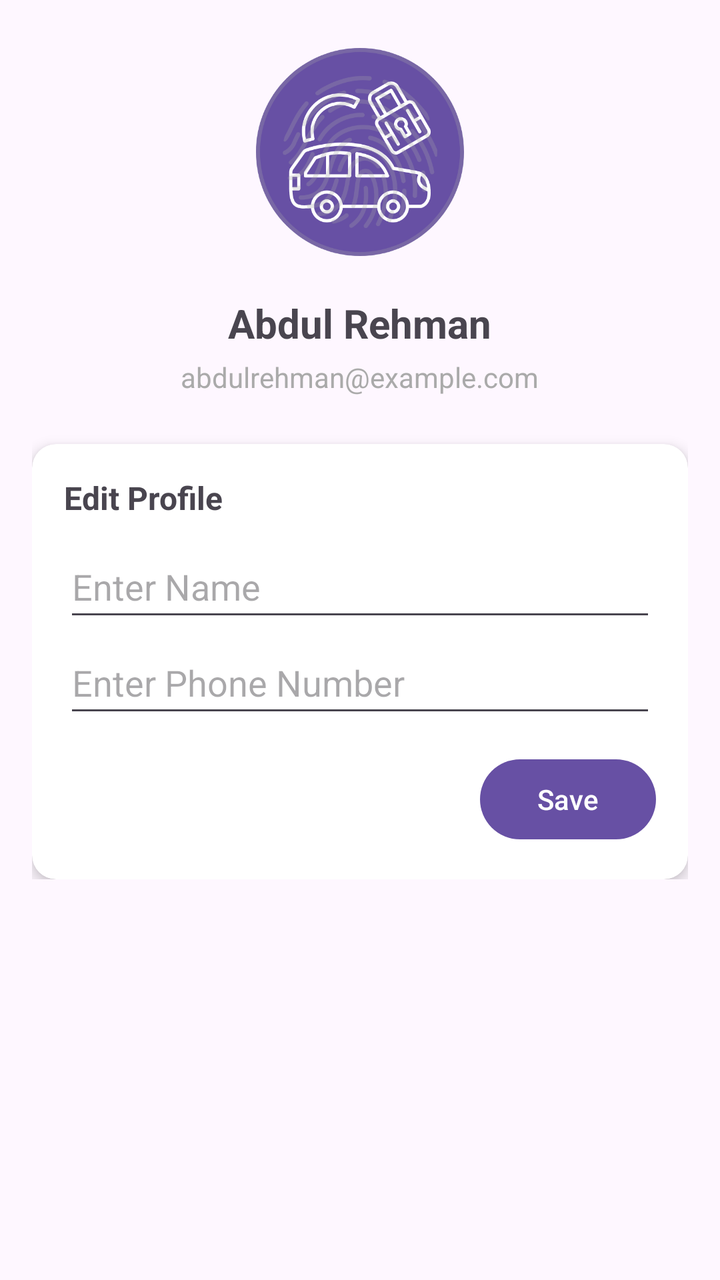
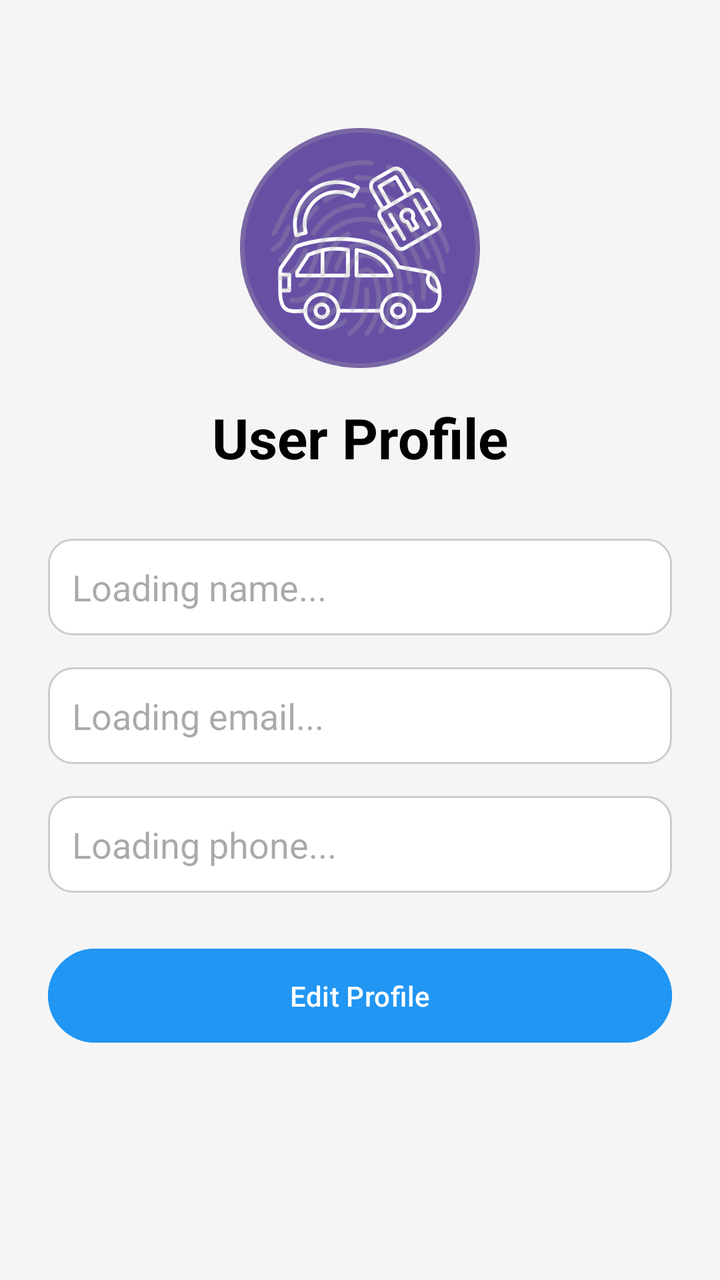

The first picture is an Android layout as it rendered before a commit; the second is the same layout after the commit. The layout source and the unified diff follow.
<!-- AndroidManifest.xml: application theme Theme.VehicleSecuritySystem -->
<!-- res/layout/activity_profile.xml -->
<?xml version="1.0" encoding="utf-8"?>
<ScrollView xmlns:android="http://schemas.android.com/apk/res/android"
    xmlns:app="http://schemas.android.com/apk/res-auto"
    android:layout_width="match_parent"
    android:layout_height="match_parent"
    android:padding="16dp">

    <LinearLayout
        android:orientation="vertical"
        android:layout_width="match_parent"
        android:layout_height="wrap_content">

        <ImageView
            android:id="@+id/ivProfilePic"
            android:layout_width="120dp"
            android:layout_height="120dp"
            android:layout_gravity="center"
            android:src="@drawable/logo"
            android:padding="8dp"
            android:contentDescription="Add a Profile Picture." />

        <TextView
            android:id="@+id/tvName"
            android:layout_width="wrap_content"
            android:layout_height="wrap_content"
            android:layout_marginTop="12dp"
            android:text="Abdul Rehman"
            android:textSize="20sp"
            android:textStyle="bold"
            android:layout_gravity="center" />

        <TextView
            android:id="@+id/tvEmail"
            android:layout_width="wrap_content"
            android:layout_height="wrap_content"
            android:text="abdulrehman@example.com"
            android:layout_marginTop="4dp"
            android:layout_gravity="center"
            android:textSize="14sp"
            android:textColor="@android:color/darker_gray" />

        <androidx.cardview.widget.CardView
            android:layout_width="match_parent"
            android:layout_height="wrap_content"
            android:layout_marginTop="24dp"
            android:padding="16dp"
            app:cardCornerRadius="12dp"
            app:cardElevation="4dp">

            <LinearLayout
                android:orientation="vertical"
                android:layout_width="match_parent"
                android:layout_height="wrap_content"
                android:padding="16dp">

                <TextView
                    android:text="Edit Profile"
                    android:layout_width="match_parent"
                    android:layout_height="wrap_content"
                    android:textSize="16sp"
                    android:textStyle="bold"
                    android:layout_marginBottom="8dp" />

                <EditText
                    android:id="@+id/etName"
                    android:layout_width="match_parent"
                    android:layout_height="wrap_content"
                    android:hint="Enter Name"
                    android:minHeight="48dp"
                    android:autofillHints="name" />

                <EditText
                    android:id="@+id/etPhone"
                    android:layout_width="match_parent"
                    android:layout_height="wrap_content"
                    android:hint="Enter Phone Number"
                    android:inputType="phone"
                    android:minHeight="48dp"
                    android:autofillHints="phone" />

                <Button
                    android:id="@+id/btnSaveProfile"
                    android:layout_width="wrap_content"
                    android:layout_height="wrap_content"
                    android:layout_gravity="end"
                    android:text="Save"
                    android:layout_marginTop="12dp" />
            </LinearLayout>
        </androidx.cardview.widget.CardView>
    </LinearLayout>
</ScrollView>
<!-- resources referenced by this layout -->
<resources>
  <!-- drawable logo: png bitmap (drawable, 86422 bytes) -->
  <style name="Theme.VehicleSecuritySystem" parent="Base.Theme.VehicleSecuritySystem" />
  <style name="Base.Theme.VehicleSecuritySystem" parent="Theme.Material3.DayNight.NoActionBar">
          
          
      </style>
</resources>

<!-- the commit's change to res/layout/activity_profile.xml (unified diff, before → after) -->
@@ -1,91 +1,127 @@
 <?xml version="1.0" encoding="utf-8"?>
 <ScrollView xmlns:android="http://schemas.android.com/apk/res/android"
-    xmlns:app="http://schemas.android.com/apk/res-auto"
     android:layout_width="match_parent"
     android:layout_height="match_parent"
-    android:padding="16dp">
+    android:background="#F5F5F5"
+    android:padding="24dp">
 
     <LinearLayout
-        android:orientation="vertical"
         android:layout_width="match_parent"
-        android:layout_height="wrap_content">
+        android:layout_height="wrap_content"
+        android:gravity="center_horizontal"
+        android:orientation="vertical">
 
         <ImageView
-            android:id="@+id/ivProfilePic"
+            android:id="@+id/logoImage"
             android:layout_width="120dp"
             android:layout_height="120dp"
             android:layout_gravity="center"
-            android:src="@drawable/logo"
-            android:padding="8dp"
-            android:contentDescription="Add a Profile Picture." />
+            android:layout_marginTop="40dp"
+            android:contentDescription="@string/app_logo_description"
+            android:src="@drawable/logo" />
 
         <TextView
-            android:id="@+id/tvName"
             android:layout_width="wrap_content"
             android:layout_height="wrap_content"
-            android:layout_marginTop="12dp"
-            android:text="Abdul Rehman"
-            android:textSize="20sp"
-            android:textStyle="bold"
-            android:layout_gravity="center" />
+            android:layout_marginTop="16dp"
+            android:layout_marginBottom="32dp"
+            android:text="User Profile"
+            android:textColor="#000000"
+            android:textSize="28sp"
+            android:textStyle="bold" />
 
-        <TextView
-            android:id="@+id/tvEmail"
-            android:layout_width="wrap_content"
-            android:layout_height="wrap_content"
-            android:text="abdulrehman@example.com"
-            android:layout_marginTop="4dp"
-            android:layout_gravity="center"
-            android:textSize="14sp"
-            android:textColor="@android:color/darker_gray" />
-
-        <androidx.cardview.widget.CardView
+        <LinearLayout
+            android:id="@+id/profileViewLayout"
             android:layout_width="match_parent"
             android:layout_height="wrap_content"
-            android:layout_marginTop="24dp"
-            android:padding="16dp"
-            app:cardCornerRadius="12dp"
-            app:cardElevation="4dp">
+            android:orientation="vertical">
 
-            <LinearLayout
-                android:orientation="vertical"
+            <TextView
+                android:id="@+id/tvProfileName"
                 android:layout_width="match_parent"
                 android:layout_height="wrap_content"
-                android:padding="16dp">
+                android:layout_marginBottom="16dp"
+                android:background="@drawable/rounded_edittext"
+                android:hint="Loading name..."
+                android:padding="12dp"
+                android:textColor="#000000"
+                android:textSize="18sp" />
 
-                <TextView
-                    android:text="Edit Profile"
-                    android:layout_width="match_parent"
-                    android:layout_height="wrap_content"
-                    android:textSize="16sp"
-                    android:textStyle="bold"
-                    android:layout_marginBottom="8dp" />
+            <TextView
+                android:id="@+id/tvProfileEmail"
+                android:layout_width="match_parent"
+                android:layout_height="wrap_content"
+                android:layout_marginBottom="16dp"
+                android:background="@drawable/rounded_edittext"
+                android:hint="Loading email..."
+                android:padding="12dp"
+                android:textColor="#000000"
+                android:textSize="18sp" />
 
-                <EditText
-                    android:id="@+id/etName"
-                    android:layout_width="match_parent"
-                    android:layout_height="wrap_content"
-                    android:hint="Enter Name"
-                    android:minHeight="48dp"
-                    android:autofillHints="name" />
+            <TextView
+                android:id="@+id/tvProfilePhone"
+                android:layout_width="match_parent"
+                android:layout_height="wrap_content"
+                android:layout_marginBottom="24dp"
+                android:background="@drawable/rounded_edittext"
+                android:hint="Loading phone..."
+                android:padding="12dp"
+                android:textColor="#000000"
+                android:textSize="18sp" />
 
-                <EditText
-                    android:id="@+id/etPhone"
-                    android:layout_width="match_parent"
-                    android:layout_height="wrap_content"
-                    android:hint="Enter Phone Number"
-                    android:inputType="phone"
-                    android:minHeight="48dp"
-                    android:autofillHints="phone" />
+        </LinearLayout>
 
-                <Button
-                    android:id="@+id/btnSaveProfile"
-                    android:layout_width="wrap_content"
-                    android:layout_height="wrap_content"
-                    android:layout_gravity="end"
-                    android:text="Save"
-                    android:layout_marginTop="12dp" />
-            </LinearLayout>
-        </androidx.cardview.widget.CardView>
+        <LinearLayout
+            android:id="@+id/profileEditLayout"
+            android:layout_width="match_parent"
+            android:layout_height="wrap_content"
+            android:orientation="vertical"
+            android:visibility="gone">
+
+            <EditText
+                android:id="@+id/etProfileName"
+                android:layout_width="match_parent"
+                android:layout_height="wrap_content"
+                android:layout_marginBottom="16dp"
+                android:background="@drawable/rounded_edittext"
+                android:hint="Enter name"
+                android:inputType="textPersonName"
+                android:padding="12dp"
+                android:autofillHints="name" />
+
+            <EditText
+                android:id="@+id/etProfilePhone"
+                android:layout_width="match_parent"
+                android:layout_height="wrap_content"
+                android:layout_marginBottom="16dp"
+                android:background="@drawable/rounded_edittext"
+                android:hint="Enter phone number for GSM"
+                android:inputType="phone"
+                android:padding="12dp"
+                android:autofillHints="phone" />
+
+        </LinearLayout>
+
+        <Button
+            android:id="@+id/btnEditProfile"
+            android:layout_width="match_parent"
+            android:layout_height="wrap_content"
+            android:backgroundTint="#2196F3"
+            android:padding="14dp"
+            android:text="Edit Profile"
+            android:textColor="#FFFFFF" />
+
+        <Button
+            android:id="@+id/btnUpdateProfile"
+            android:layout_width="match_parent"
+            android:layout_height="wrap_content"
+            android:backgroundTint="#4CAF50"
+            android:padding="14dp"
+            android:text="Update Profile"
+            android:textColor="#FFFFFF"
+            android:visibility="gone" />
+
+
+
     </LinearLayout>
 </ScrollView>
<!-- resource entries referenced after the edit -->
@@ -1,6 +1,14 @@
 <!-- resources referenced by this layout -->
 <resources>
   <!-- drawable logo: png bitmap (drawable, 86422 bytes) -->
+  <!-- drawable rounded_edittext (drawable) -->
+  <shape xmlns:android="http://schemas.android.com/apk/res/android"
+      android:shape="rectangle">
+      <solid android:color="#FFFFFF"/>
+      <corners android:radius="12dp"/>
+      <stroke android:width="1dp" android:color="#CCCCCC"/>
+  </shape>
+  <string name="app_logo_description">App Logo</string>
   <style name="Theme.VehicleSecuritySystem" parent="Base.Theme.VehicleSecuritySystem" />
   <style name="Base.Theme.VehicleSecuritySystem" parent="Theme.Material3.DayNight.NoActionBar">
           
